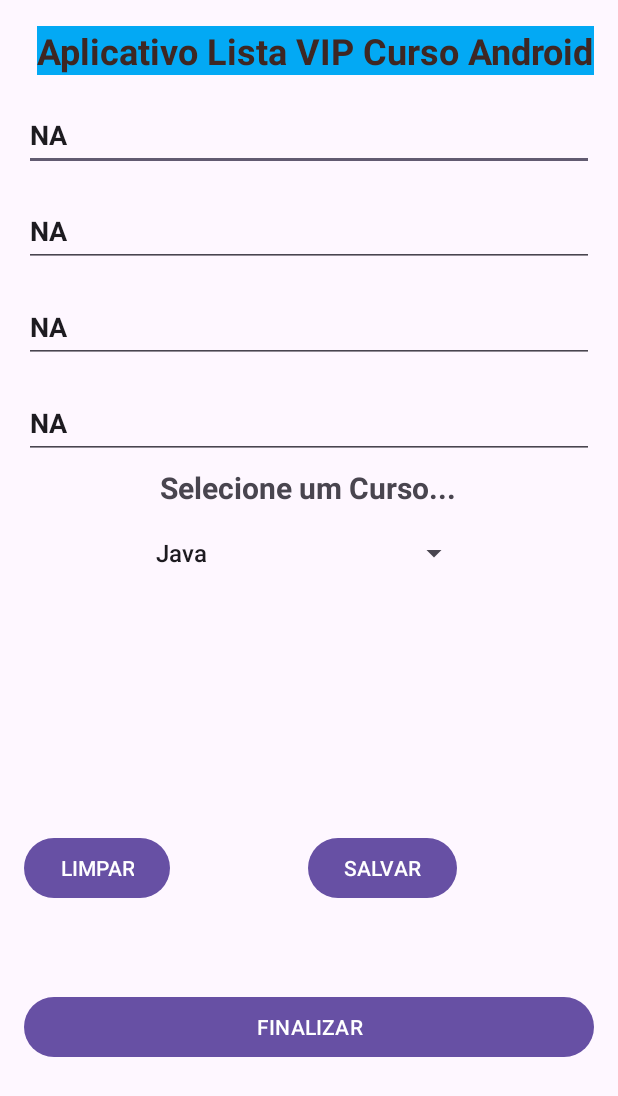
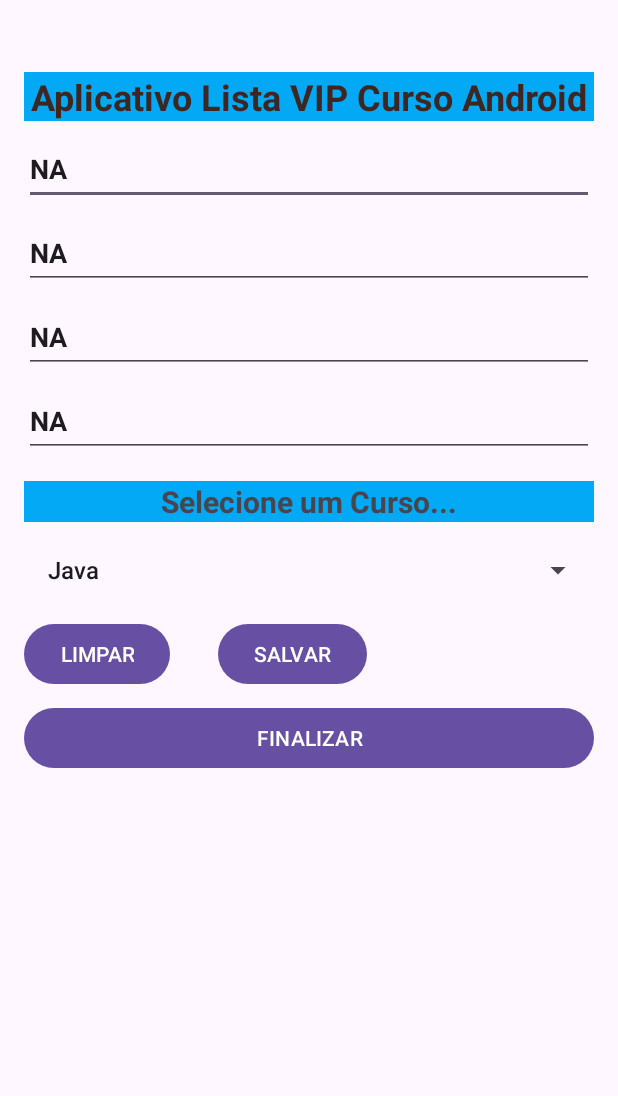
Before and after one commit to Bscanto/Curso-Desenvolvimento-Android-2023, an Android app: the screen it shows after launch (MainActivity), on a phone screen of 412 x 824 dp. Shown: the top 1096 px of the screen. Run offline under Robolectric (Android 15) with nearby library versions, the phone set to English and light mode, and no system bars.

Commit message:
Refatorado Layout para LinearLayout

```diff
--- a/AppListaCurso/app/src/main/java/devandroid/bruno/applistacurso/view/MainActivity.java
+++ b/AppListaCurso/app/src/main/java/devandroid/bruno/applistacurso/view/MainActivity.java
@@ -44,7 +44,7 @@ public class MainActivity extends AppCompatActivity {
     @Override
     protected void onCreate(Bundle savedInstanceState) {
         super.onCreate(savedInstanceState);
-        setContentView(R.layout.activity_main);
+        setContentView(R.layout.activity_spinner);
 
         controller = new PessoaController(MainActivity.this);
         controller.toString();
--- /dev/null
+++ b/AppListaCurso/app/src/main/res/layout/activity_spinner.xml
@@ -0,0 +1,143 @@
+<?xml version="1.0" encoding="utf-8"?>
+<androidx.appcompat.widget.LinearLayoutCompat xmlns:android="http://schemas.android.com/apk/res/android"
+    xmlns:app="http://schemas.android.com/apk/res-auto"
+    xmlns:tools="http://schemas.android.com/tools"
+    android:layout_width="match_parent"
+    android:layout_height="match_parent"
+    android:orientation="vertical"
+    tools:context=".view.MainActivity">
+
+    <ScrollView
+        android:layout_width="match_parent"
+        android:layout_height="wrap_content">
+
+        <LinearLayout
+            android:layout_width="match_parent"
+            android:layout_height="wrap_content"
+            android:orientation="vertical">
+
+
+            <TextView
+                android:id="@+id/txtTituloApp"
+                android:layout_width="match_parent"
+                android:layout_height="wrap_content"
+                android:layout_marginStart="16dp"
+                android:layout_marginTop="48dp"
+                android:layout_marginEnd="16dp"
+                android:background="#03A9F4"
+                android:gravity="center_horizontal"
+                android:text="@string/txt_titulo"
+                android:textColor="#3E2723"
+                android:textSize="24dp"
+                android:textStyle="bold" />
+
+            <EditText
+                android:id="@+id/editPrimeiroNome"
+                android:layout_width="match_parent"
+                android:layout_height="48dp"
+                android:layout_marginStart="16dp"
+                android:layout_marginTop="8dp"
+                android:layout_marginEnd="16dp"
+                android:autofillHints=""
+                android:ems="10"
+                android:hint="@string/txt_hint_edit_primeiro_nome"
+                android:inputType="text"
+                android:textStyle="bold" />
+
+            <EditText
+                android:id="@+id/editSobreNomeAluno"
+                android:layout_width="match_parent"
+                android:layout_height="48dp"
+                android:layout_marginStart="16dp"
+                android:layout_marginTop="8dp"
+                android:layout_marginEnd="16dp"
+                android:autofillHints=""
+                android:ems="10"
+                android:hint="@string/txt_hint_edirt_sobrenome"
+                android:inputType="text"
+                android:textStyle="bold" />
+
+            <EditText
+                android:id="@+id/editNomeCurso"
+                android:layout_width="match_parent"
+                android:layout_height="48dp"
+                android:layout_marginStart="16dp"
+                android:layout_marginTop="8dp"
+                android:layout_marginEnd="16dp"
+                android:autofillHints=""
+                android:ems="10"
+                android:hint="@string/txt_hint_edit_nome_do_curso"
+                android:inputType="text"
+                android:textStyle="bold" />
+
+            <EditText
+                android:id="@+id/editTelefoneContato"
+                android:layout_width="match_parent"
+                android:layout_height="48dp"
+                android:layout_marginStart="16dp"
+                android:layout_marginTop="8dp"
+                android:layout_marginEnd="16dp"
+                android:autofillHints=""
+                android:ems="10"
+                android:hint="@string/txt_hint_edit_telefone_contato"
+                android:inputType="text"
+                android:textStyle="bold" />
+
+            <TextView
+                android:id="@+id/txtListaSpinner"
+                android:layout_width="match_parent"
+                android:layout_height="wrap_content"
+                android:layout_marginStart="16dp"
+                android:layout_marginTop="16dp"
+                android:layout_marginEnd="16dp"
+                android:background="#03A9F4"
+                android:gravity="center_horizontal"
+                android:text="@string/txt_selecione_um_curso"
+                android:textSize="20sp"
+                android:textStyle="bold" />
+
+            <Spinner
+                android:id="@+id/spinner"
+                android:layout_width="match_parent"
+                android:layout_height="wrap_content"
+                android:layout_marginStart="16dp"
+                android:layout_marginTop="8dp"
+                android:layout_marginEnd="16dp" />
+
+
+            <androidx.appcompat.widget.LinearLayoutCompat
+                android:layout_width="wrap_content"
+                android:layout_height="wrap_content"
+                android:orientation="horizontal">
+            <Button
+                android:id="@+id/btnLimpar"
+                android:layout_width="wrap_content"
+                android:layout_height="wrap_content"
+                android:layout_marginStart="16dp"
+                android:layout_marginTop="8dp"
+                android:layout_marginEnd="16dp"
+                android:text="@string/txt_button_limpar" />
+
+            <Button
+                android:id="@+id/btnSalvar"
+                android:layout_width="wrap_content"
+                android:layout_height="wrap_content"
+                android:layout_marginStart="16dp"
+                android:layout_marginTop="8dp"
+                android:layout_marginEnd="16dp"
+                android:text="@string/txt_button_salvar" />
+
+            </androidx.appcompat.widget.LinearLayoutCompat>
+
+            <Button
+                android:id="@+id/btnFinalizar"
+                android:layout_width="match_parent"
+                android:layout_height="wrap_content"
+                android:layout_marginStart="16dp"
+                android:layout_marginTop="8dp"
+                android:layout_marginEnd="16dp"
+                android:text="@string/txt_button_finalizar" />
+
+        </LinearLayout>
+    </ScrollView>
+</androidx.appcompat.widget.LinearLayoutCompat>
--- a/AppListaCurso/app/src/main/res/values/strings.xml
+++ b/AppListaCurso/app/src/main/res/values/strings.xml
@@ -8,4 +8,5 @@
     <string name="txt_button_limpar">LIMPAR</string>
     <string name="txt_button_salvar">SALVAR</string>
     <string name="txt_button_finalizar">FINALIZAR</string>
+    <string name="txt_selecione_um_curso">Selecione um Curso...</string>
 </resources>
```
